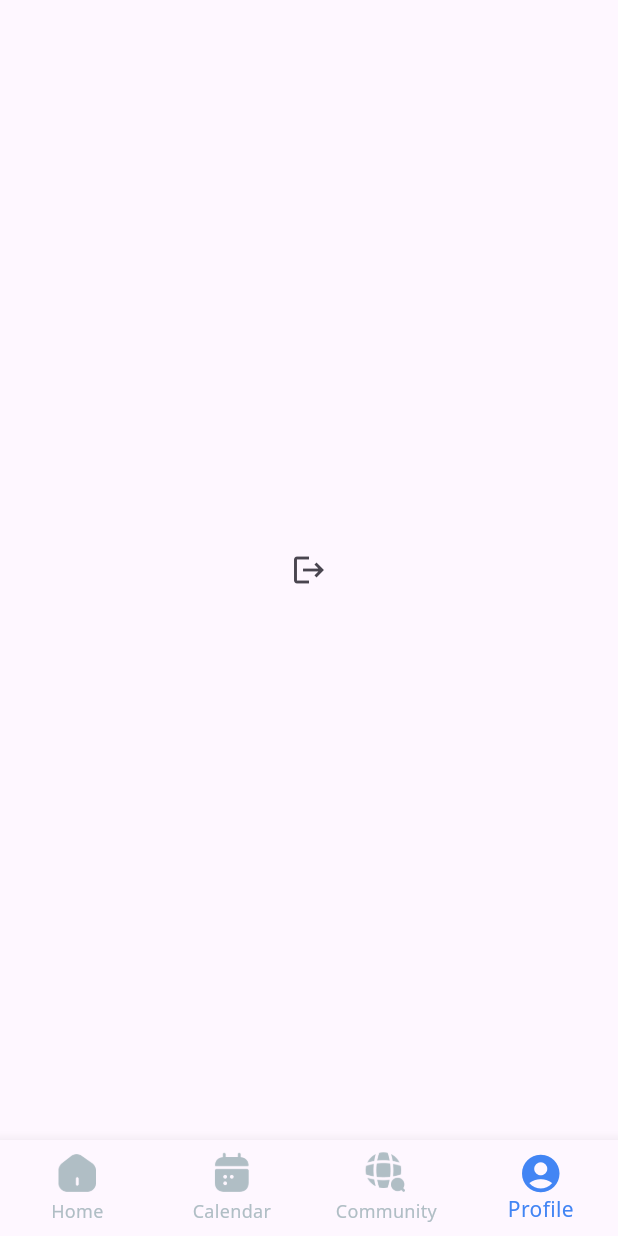
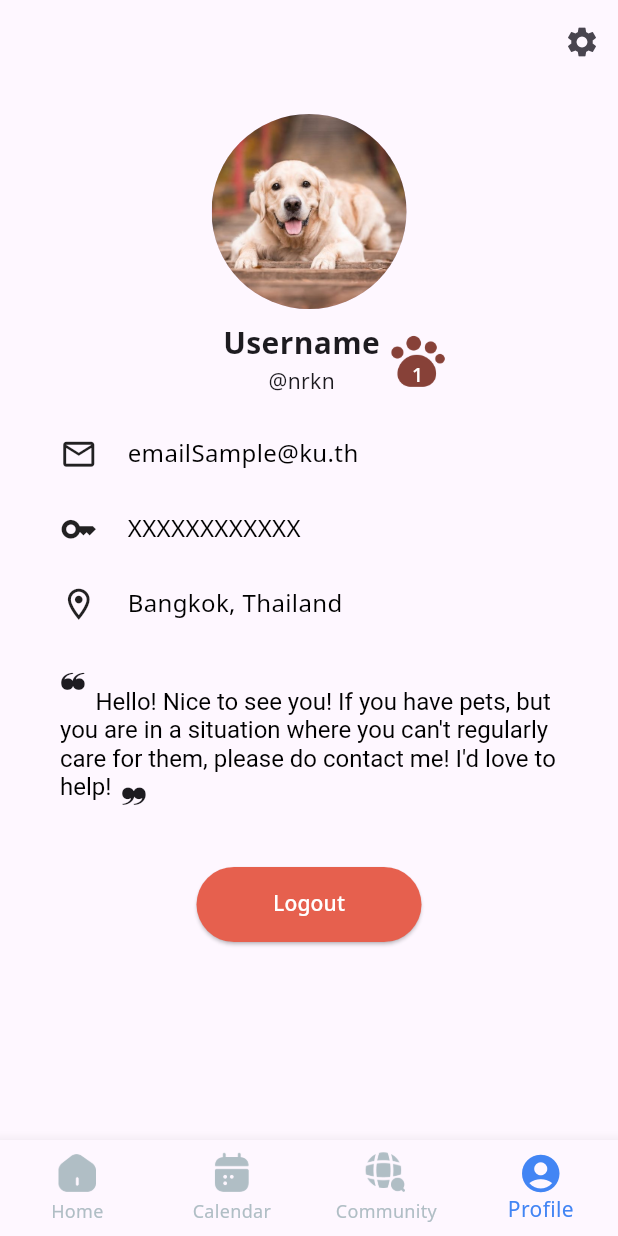
Before and after one commit to nk-n/PawPocket, a Flutter app: the screen it shows after launch, item 4 of the bottom bar chosen, on a phone screen of 412 x 824 dp. Run offline on Flutter 3.47's test engine with Material 3 defaults, Android fonts, the phone set to English and light mode, and no system bars; our stand-ins replace firebase_auth, firebase_core, image_picker; missing offline and left inert: firebase_ui_auth; accounts and stored records are empty.

Commit message:
feat(user): add model/user.dart and profile page

```diff
--- /dev/null
+++ b/lib/app/user_profile.dart
@@ -0,0 +1,175 @@
+import 'package:flutter/material.dart';
+import 'package:firebase_auth/firebase_auth.dart';
+
+class UserProfile extends StatefulWidget {
+  UserProfile({Key? key}) : super(key: key);
+
+  @override
+  State<UserProfile> createState() => _UserProfileState();
+}
+
+class _UserProfileState extends State<UserProfile> {
+  @override
+  Widget build(BuildContext context) {
+    return Scaffold(
+      appBar: AppBar(
+        actions: [IconButton(onPressed: () {}, icon: Icon(Icons.settings))],
+      ),
+      body: Container(
+        margin: const EdgeInsets.only(left: 40, right: 40, top: 20),
+        child: Column(
+          spacing: 25,
+          mainAxisAlignment: MainAxisAlignment.start,
+          crossAxisAlignment: CrossAxisAlignment.start,
+          children: [
+            Center(
+              child: Column(
+                spacing: 10,
+                children: [
+                  CircleAvatar(
+                    radius: 65,
+                    backgroundImage: AssetImage("assets/images/dog.png"),
+                  ),
+                  Row(
+                    mainAxisAlignment: MainAxisAlignment.center,
+                    spacing: 5,
+                    children: [
+                      SizedBox(width: 30),
+                      Column(
+                        children: [
+                          Text(
+                            "Username",
+                            style: TextStyle(
+                              fontSize: 20,
+                              fontWeight: FontWeight.bold,
+                            ),
+                          ),
+                          Text("@nrkn", style: TextStyle(fontSize: 14)),
+                        ],
+                      ),
+                      Stack(
+                        alignment: AlignmentDirectional.bottomCenter,
+                        children: [
+                          ImageIcon(
+                            AssetImage("assets/images/paw.png"),
+                            size: 40,
+                            color: const Color.fromRGBO(135, 65, 56, 1),
+                          ),
+                          Text(
+                            "1",
+                            style: TextStyle(
+                              color: Colors.white,
+                              fontSize: 13,
+                              fontWeight: FontWeight.w500,
+                            ),
+                          ),
+                        ],
+                      ),
+                    ],
+                  ),
+                ],
+              ),
+            ),
+            // RichText(
+            //   text: TextSpan(
+
+            //     children: [
+            //       WidgetSpan(
+            //         child: Icon(
+            //           Icons.email_outlined,
+            //           size: 25,
+            //           color: Colors.grey,
+            //         ),
+            //       ),
+            //       TextSpan(text: '   emailSample@ku.th', style: TextStyle(fontSize: 16, color: const Color.fromARGB(255, 0, 0, 0))),
+            //     ],
+            //   ),
+            // ),
+            Row(
+              spacing: 20,
+              crossAxisAlignment: CrossAxisAlignment.end,
+              children: [
+                Icon(Icons.email_outlined, size: 25),
+                Text(
+                  'emailSample@ku.th',
+                  style: TextStyle(
+                    fontSize: 16,
+                    color: const Color.fromARGB(255, 0, 0, 0),
+                  ),
+                ),
+              ],
+            ),
+            Row(
+              spacing: 20,
+              crossAxisAlignment: CrossAxisAlignment.end,
+              children: [
+                Icon(Icons.key, size: 25),
+                Text(
+                  'XXXXXXXXXXXX',
+                  style: TextStyle(
+                    fontSize: 16,
+                    color: const Color.fromARGB(255, 0, 0, 0),
+                  ),
+                ),
+              ],
+            ),
+            Row(
+              spacing: 20,
+              crossAxisAlignment: CrossAxisAlignment.end,
+              children: [
+                Icon(Icons.location_on_outlined, size: 25),
+                Text(
+                  'Bangkok, Thailand',
+                  style: TextStyle(
+                    fontSize: 16,
+                    color: const Color.fromARGB(255, 0, 0, 0),
+                  ),
+                ),
+              ],
+            ),
+            RichText(
+              text: TextSpan(
+                children: [
+                  WidgetSpan(
+                    alignment: PlaceholderAlignment.bottom,
+                    child: Text("❝ ", style: TextStyle(fontSize: 24)),
+                  ),
+                  TextSpan(
+                    text:
+                        "Hello! Nice to see you! If you have pets, but you are in a situation where you can't regularly care for them, please do contact me! I'd love to help!",
+                    style: TextStyle(
+                      fontSize: 16,
+                      color: const Color.fromARGB(255, 0, 0, 0),
+                    ),
+                  ),
+                  WidgetSpan(
+                    alignment: PlaceholderAlignment.top,
+                    child: Text(" ❞", style: TextStyle(fontSize: 24)),
+                  ),
+                ],
+              ),
+            ),
+            Center(
+              child: ElevatedButton(
+                style: ElevatedButton.styleFrom(
+                  backgroundColor: const Color.fromARGB(255, 230, 96, 78),
+                  minimumSize: Size(150, 50),
+                ),
+                onPressed: () async {
+                  await FirebaseAuth.instance.signOut();
+                  if (context.mounted) {
+                    Navigator.pushReplacementNamed(context, '/login');
+                  }
+                },
+                child: Text(
+                  "Logout",
+                  style: TextStyle(color: const Color.fromARGB(255, 255, 255, 255), fontSize: 14),
+                ),
+              ),
+            ),
+          ],
+        ),
+      ),
+    );
+  }
+}
--- a/lib/nav_bar.dart
+++ b/lib/nav_bar.dart
@@ -3,6 +3,7 @@ import 'package:firebase_auth/firebase_auth.dart';
 import 'package:firebase_ui_auth/firebase_ui_auth.dart';
 import 'package:pawpocket/app/calendar/calendar.dart';
 import 'app/homepage/pet_main_page.dart';
+import 'app/user_profile.dart';
 
 class Navbar extends StatefulWidget {
   Navbar({super.key});
@@ -21,15 +22,16 @@ class _NavBarState extends State<Navbar> {
       PetMainPage(user: FirebaseAuth.instance.currentUser?.email),
       Calendar(),
       const Text('Community'),
-      IconButton(
-        onPressed: () async {
-          await FirebaseAuth.instance.signOut();
-          if (context.mounted) {
-            Navigator.pushReplacementNamed(context, '/login');
-          }
-        },
-        icon: Icon(Icons.logout),
-      ),
+      // IconButton(
+      //   onPressed: () async {
+      //     await FirebaseAuth.instance.signOut();
+      //     if (context.mounted) {
+      //       Navigator.pushReplacementNamed(context, '/login');
+      //     }
+      //   },
+        // icon: UserProfile(),
+      // ),
+      UserProfile(),
     ];
   }
 
```
Also changed, not shown: lib/model/user.dart (added, +84 -0 lines), assets/images/paw.png (added), 4 other files.
